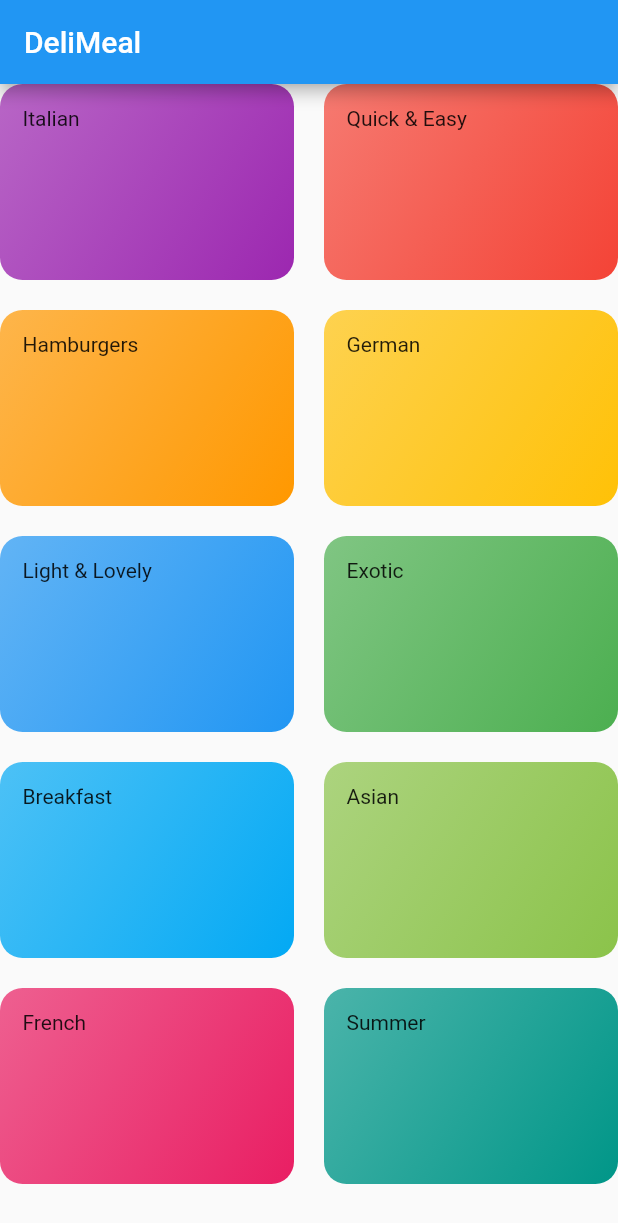
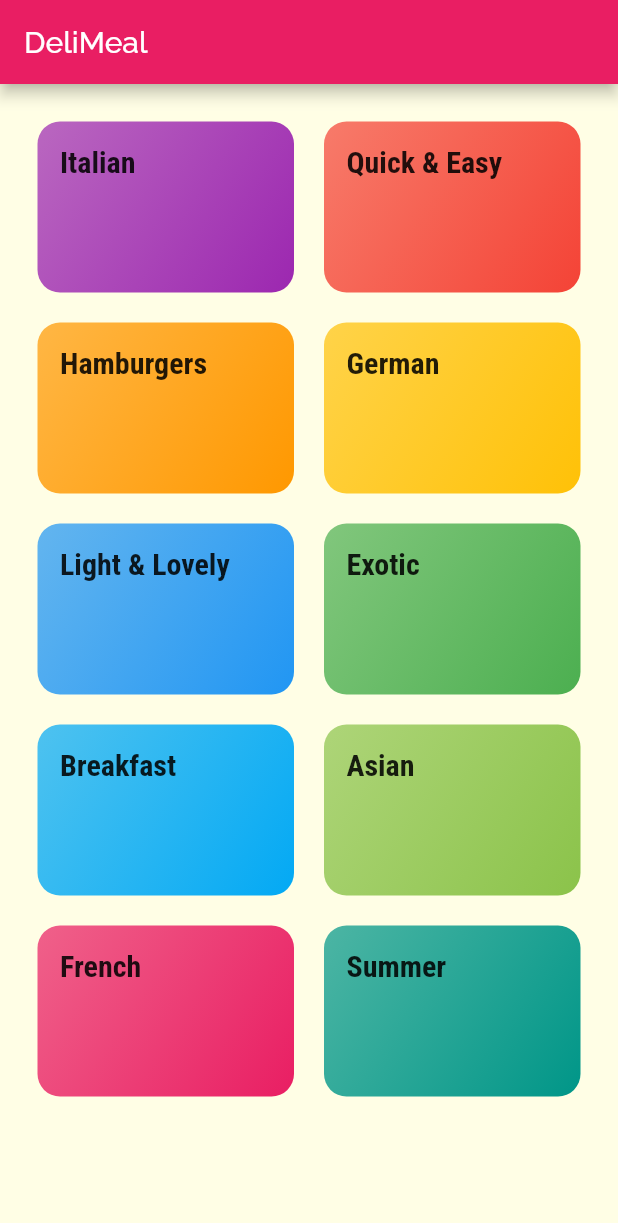
Before and after one commit to Dzaky02/flutter_meals_app, a Flutter app: the screen it shows after launch, on a phone screen of 412 x 824 dp. Shown: the top 1223 px of the screen. Run offline on Flutter 3.47's test engine with Material 2 defaults, Android fonts, the phone set to English and light mode, and no system bars; our stand-ins replace google_fonts.

Commit message:
Styling and Theming.

```diff
--- a/lib/components/category_item.dart
+++ b/lib/components/category_item.dart
@@ -10,7 +10,10 @@ class CategoryItem extends StatelessWidget {
   Widget build(BuildContext context) {
     return Container(
       padding: const EdgeInsets.all(15),
-      child: Text(title),
+      child: Text(
+        title,
+        style: Theme.of(context).textTheme.headline6,
+      ),
       decoration: BoxDecoration(
         gradient: LinearGradient(
           colors: [
--- a/lib/main.dart
+++ b/lib/main.dart
@@ -1,4 +1,5 @@
 import 'package:flutter/material.dart';
+import 'package:google_fonts/google_fonts.dart';
 
 import './screens/categories_screen.dart';
 
@@ -13,35 +14,27 @@ class MyApp extends StatelessWidget {
     return MaterialApp(
       title: 'Flutter Meals',
       theme: ThemeData(
-        primarySwatch: Colors.blue,
+        primarySwatch: Colors.pink,
+        accentColor: Colors.amber,
+        canvasColor: Color.fromRGBO(255, 254, 229, 1),
+        primaryTextTheme: GoogleFonts.ralewayTextTheme().copyWith(
+          headline6: GoogleFonts.raleway(color: Colors.white),
+        ),
+        accentTextTheme: GoogleFonts.ralewayTextTheme(),
+        textTheme: GoogleFonts.ralewayTextTheme().copyWith(
+          bodyText1: GoogleFonts.raleway(
+            color: Color.fromRGBO(20, 51, 51, 1),
+          ),
+          bodyText2: GoogleFonts.raleway(
+            color: Color.fromRGBO(20, 51, 51, 1),
+          ),
+          headline6: GoogleFonts.robotoCondensed(
+            fontSize: 20,
+            fontWeight: FontWeight.bold,
+          ),
+        ),
       ),
       home: CategoriesScreen(),
     );
   }
 }
-
-class MyHomePage extends StatefulWidget {
-  MyHomePage({Key? key}) : super(key: key);
-
-  @override
-  _MyHomePageState createState() => _MyHomePageState();
-}
-
-class _MyHomePageState extends State<MyHomePage> {
-  @override
-  Widget build(BuildContext context) {
-    return Scaffold(
-      appBar: AppBar(
-        title: const Text('DailyMeals'),
-      ),
-      body: Center(
-        child: Column(
-          mainAxisAlignment: MainAxisAlignment.center,
-          children: <Widget>[
-            Text('You have pushed the button this many times:'),
-          ],
-        ),
-      ),
-    );
-  }
-}
--- a/lib/screens/categories_screen.dart
+++ b/lib/screens/categories_screen.dart
@@ -13,6 +13,7 @@ class CategoriesScreen extends StatelessWidget {
         title: const Text('DeliMeal'),
       ),
       body: GridView(
+        padding: const EdgeInsets.all(25),
         children: DUMMY_CATEGORIES
             .map(
               (item) => CategoryItem(
--- a/pubspec.yaml
+++ b/pubspec.yaml
@@ -28,6 +28,9 @@ dependencies:
   # The following adds the Cupertino Icons font to your application.
   # Use with the CupertinoIcons class for iOS style icons.
   cupertino_icons: ^1.0.2
+
+  # Using Google Fonts
+  google_fonts: ^2.1.0
 
 dev_dependencies:
   flutter_test:
```
Also changed, not shown: pubspec.lock.
